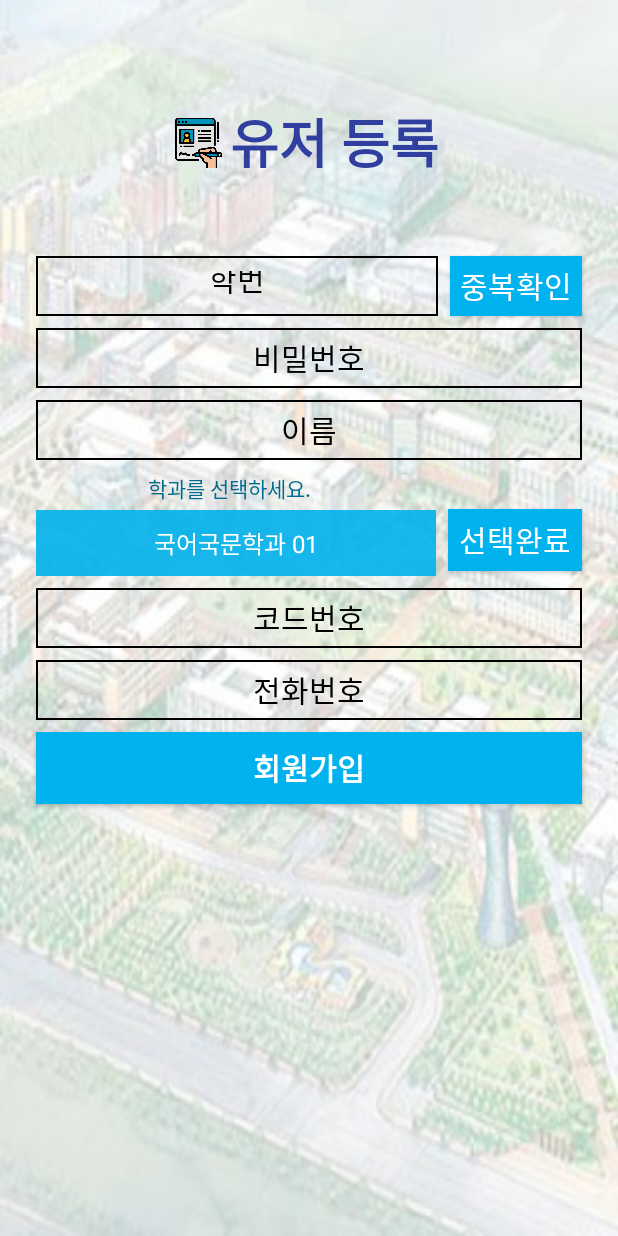
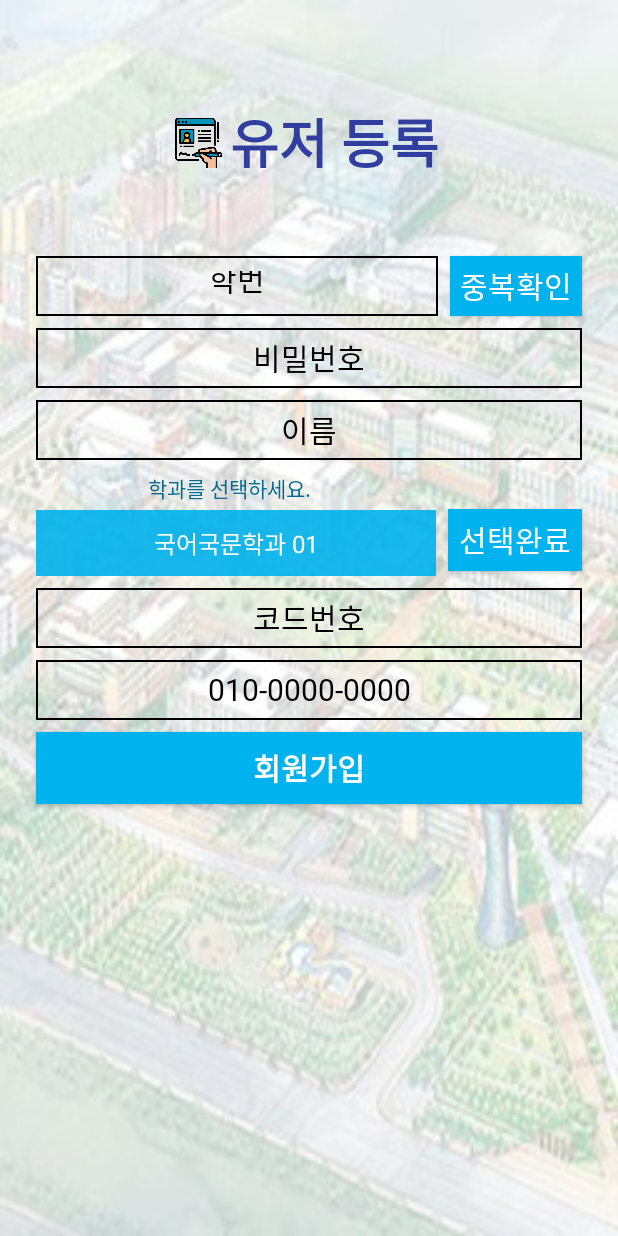
Before and after one commit to jeonghun98/INU-WITH-U, an Android app: the layout activity_register.xml on its own in the app's theme, with its tools: preview values and no code run, on a phone screen of 412 x 824 dp. Run offline under Robolectric (Android 15) with nearby library versions, the phone set to English and light mode, and no system bars.

Commit message:
[ay.han] 유저 등록시 전화번호 포맷체크, 하이픈(-) 표시

```diff
--- a/app/src/main/java/org/techtown/iwu/RegisterActivity.java
+++ b/app/src/main/java/org/techtown/iwu/RegisterActivity.java
@@ -1,11 +1,15 @@
 package org.techtown.iwu;
 
+import android.content.Context;
 import android.content.Intent;
 import androidx.appcompat.app.AlertDialog;
 import androidx.appcompat.app.AlertDialog;
 import androidx.appcompat.app.AppCompatActivity;
 import android.os.Bundle;
+import android.os.Handler;
+import android.telephony.PhoneNumberFormattingTextWatcher;
 import android.view.View;
+import android.view.inputmethod.InputMethodManager;
 import android.widget.ArrayAdapter;
 import android.widget.Button;
 import android.widget.EditText;
@@ -45,6 +49,8 @@ public class RegisterActivity extends AppCompatActivity {
         u_name = findViewById(R.id.u_name);
         Spinner spinner = (Spinner)findViewById(R.id.majorbox); // 학과는 Spinner를 통해 받음
         u_phone = findViewById(R.id.u_phone);
+        u_phone.setInputType(android.text.InputType.TYPE_CLASS_PHONE); //휴대폰 형태로 변경
+        u_phone.addTextChangedListener(new PhoneNumberFormattingTextWatcher()); // 입력값에 하이픈(-) 포맷팅 **Android system language가 한국어일때만 3-4-4 가능
         u_mid = findViewById(R.id.codenum); // 비어있더라도 예외처리를 위해서 가져옴
 
         u_id_btn=findViewById(R.id.u_id_btn);
--- a/app/src/main/res/layout/activity_register.xml
+++ b/app/src/main/res/layout/activity_register.xml
@@ -122,12 +122,13 @@
         android:layout_marginStart="24dp"
         android:layout_marginTop="8dp"
         android:layout_marginEnd="24dp"
-        android:ems="11"
         android:fontFamily="@font/pfstardust"
         android:hint="전화번호"
+        tools:text="010-0000-0000"
         android:background="@drawable/border_login"
         android:textColorHint="@color/black"
-        android:inputType="number"
+        android:inputType="phone"
+        android:maxLength="13"
         android:textAlignment="center"
         android:textColor="@color/black"
         android:textSize="20sp"
```
